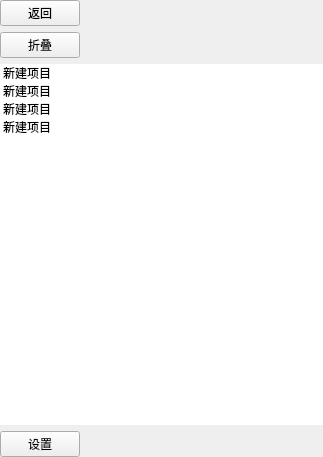
LC044/EasyBox, file app/ui/components/sidebar/sidebar_ui.ui: the form before one commit.
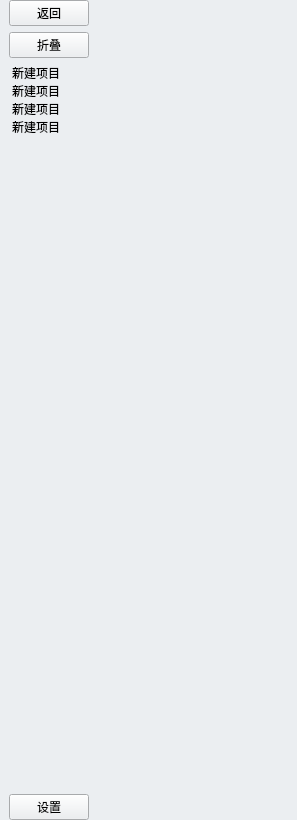
The form after the commit.

Diff of the .ui file:
```diff
--- a/app/ui/components/sidebar/sidebar_ui.ui
+++ b/app/ui/components/sidebar/sidebar_ui.ui
@@ -6,19 +6,38 @@
    <rect>
     <x>0</x>
     <y>0</y>
-    <width>323</width>
-    <height>457</height>
+    <width>297</width>
+    <height>820</height>
    </rect>
   </property>
   <property name="windowTitle">
    <string>Form</string>
   </property>
+  <property name="autoFillBackground">
+   <bool>false</bool>
+  </property>
   <property name="styleSheet">
-   <string notr="true"/>
+   <string notr="true">QWidget{
+       background: rgb(235,238,241);
+ }
+QListWidget {
+margin-left:0px;
+    border:none;
+}
+QListWidget::item{
+border:none;
+}
+QListWidget::item:hover {
+border:none;
+}
+/*被选中时的背景颜色和左边框颜色*/
+QListWidget::item:selected {
+border:none;
+}</string>
   </property>
   <layout class="QVBoxLayout" name="verticalLayout">
    <property name="leftMargin">
-    <number>0</number>
+    <number>9</number>
    </property>
    <property name="topMargin">
     <number>0</number>
```
Left out of the diff: 31 changed lines with no effect on the pictures.
